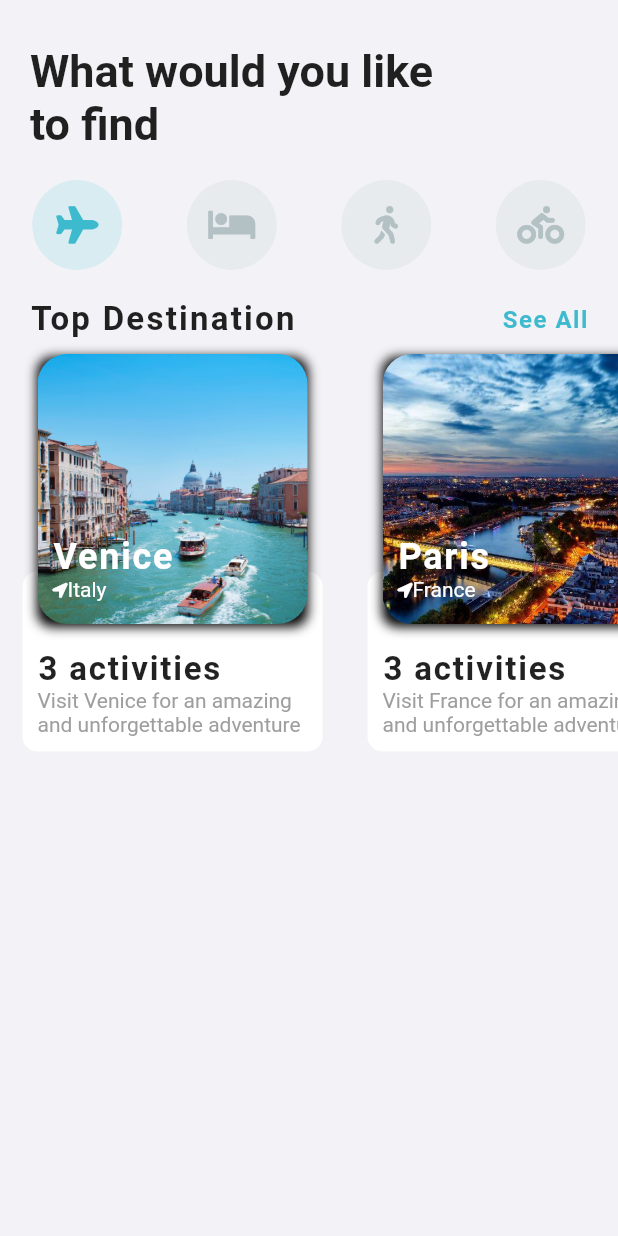
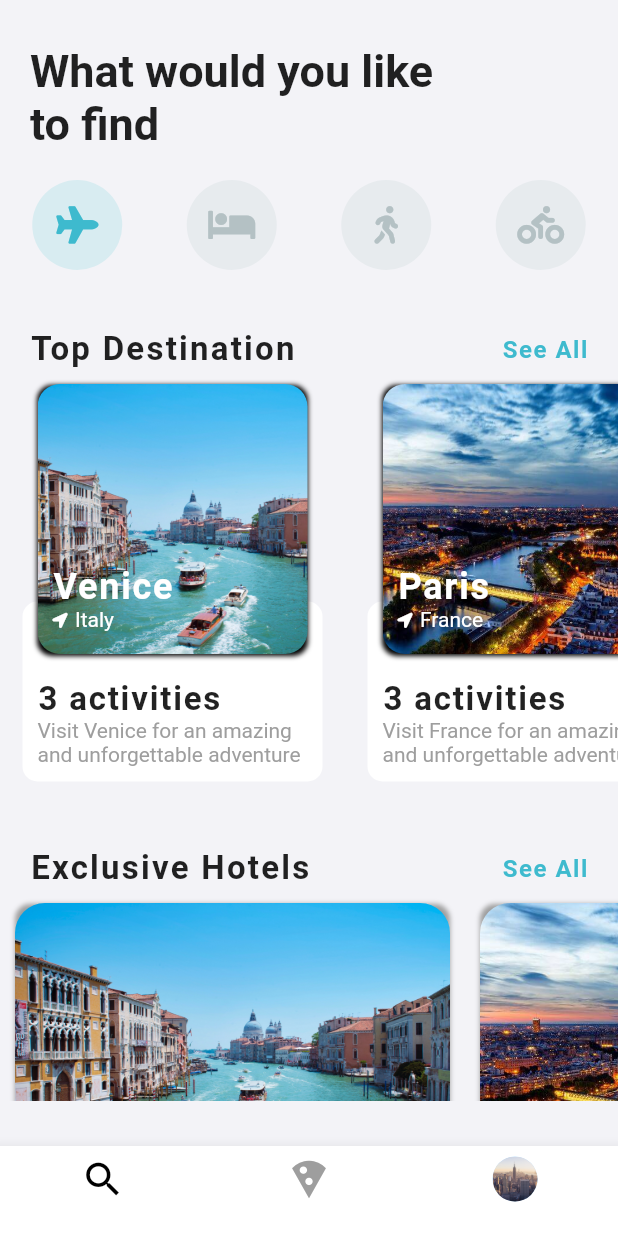
Before and after one commit to Calebfalz/Flutter-Travel-UI-Project, a Flutter app: the screen it shows after launch, on a phone screen of 412 x 824 dp. Run offline on Flutter 3.47's test engine with Material 2 defaults, Android fonts, the phone set to English and light mode, and no system bars; our stand-ins replace font_awesome_flutter.

Commit message:
Final Project Commit

```diff
--- /dev/null
+++ b/travel_ui/lib/models/hotel.dart
@@ -0,0 +1,14 @@
+class Hotels {
+  String name;
+  int price;
+
+  Hotels({this.name, this.price});
+}
+
+List<Hotels> hotels = [
+  Hotels(name: "Hotel 1", price: 200),
+  Hotels(name: "Hotel 2", price: 100),
+  Hotels(name: "Hotel 3", price: 500),
+  Hotels(name: "Hotel 4", price: 1200),
+  Hotels(name: "Hotel 5", price: 4400),
+];
--- a/travel_ui/lib/screens/home_screen.dart
+++ b/travel_ui/lib/screens/home_screen.dart
@@ -1,6 +1,7 @@
 import 'package:flutter/material.dart';
 import 'package:font_awesome_flutter/font_awesome_flutter.dart';
 import 'package:travel_ui/widgets/destination_carousel.dart';
+import 'package:travel_ui/widgets/hotel_carousel.dart';
 
 class HomeScreen extends StatefulWidget {
   const HomeScreen({Key key}) : super(key: key);
@@ -11,6 +12,7 @@ class HomeScreen extends StatefulWidget {
 
 class _HomeScreenState extends State<HomeScreen> {
   int _selectedIndex = 0;
+  int _currentTab = 0;
   List<IconData> icons = [
     FontAwesomeIcons.plane,
     FontAwesomeIcons.bed,
@@ -76,13 +78,51 @@ class _HomeScreenState extends State<HomeScreen> {
                     .toList(),
               ),
               SizedBox(
+                height: 40,
+              ),
+              DestinationCarousel(),
+              SizedBox(
                 height: 20.0,
               ),
-              DestinationCarousel(),
+              HotelCarousel()
             ],
           ),
         ),
       ),
+      bottomNavigationBar: BottomNavigationBar(
+        selectedItemColor: Colors.black,
+        unselectedItemColor: Colors.grey.shade500,
+        backgroundColor: Colors.white,
+        onTap: (value) {
+          setState(() {
+            _currentTab = value;
+          });
+        },
+        currentIndex: _currentTab,
+        items: [
+          BottomNavigationBarItem(
+            title: SizedBox.shrink(),
+            icon: Icon(
+              Icons.search,
+              size: 30,
+            ),
+          ),
+          BottomNavigationBarItem(
+            title: SizedBox.shrink(),
+            icon: Icon(
+              Icons.local_pizza,
+              size: 30,
+            ),
+          ),
+          BottomNavigationBarItem(
+            title: SizedBox.shrink(),
+            icon: CircleAvatar(
+              radius: 15.0,
+              backgroundImage: AssetImage('assets/images/newyork.jpg'),
+            ),
+          ),
+        ],
+      ),
     );
   }
 }
--- a/travel_ui/lib/widgets/destination_carousel.dart
+++ b/travel_ui/lib/widgets/destination_carousel.dart
@@ -1,6 +1,7 @@
 import 'package:flutter/material.dart';
 import 'package:travel_ui/models/destination_model.dart';
 import 'package:font_awesome_flutter/font_awesome_flutter.dart';
+import 'package:travel_ui/screens/destination_screen.dart';
 
 class DestinationCarousel extends StatelessWidget {
   const DestinationCarousel({Key key}) : super(key: key);
@@ -46,7 +47,15 @@ class DestinationCarousel extends StatelessWidget {
             itemCount: destination.length,
             itemBuilder: (BuildContext context, int index) {
               Destination destinations = destination[index];
-              return Container(
+              return GestureDetector(
+                onTap: () {
+                  Navigator.push(
+                      context,
+                      MaterialPageRoute(
+                          builder: (_) =>
+                              DestinationScreen(destination: destinations)));
+                },
+                child: Container(
                   margin: EdgeInsets.all(10.0),
                   width: 210.0,
                   child: Stack(
@@ -89,14 +98,14 @@ class DestinationCarousel extends StatelessWidget {
                             boxShadow: [
                               BoxShadow(
                                 color: Colors.black,
-                              offset: Offset(0.0, 2.0),
-                              blurRadius: 6.0,
+                                offset: Offset(0.0, 1.0),
+                                blurRadius: 2.0,
                               )
                             ]),
                         child: Stack(
                           children: [
                             ClipRRect(
-                            borderRadius: BorderRadius.circular(20.0),
+                              borderRadius: BorderRadius.circular(15.0),
                               child: Image(
                                 fit: BoxFit.cover,
                                 image: AssetImage(destinations.imageUrl),
@@ -126,6 +135,9 @@ class DestinationCarousel extends StatelessWidget {
                                           color: Colors.white,
                                           size: 10.0,
                                         ),
+                                        SizedBox(
+                                          width: 5,
+                                        ),
                                         Text(
                                           destinations.country,
                                           style: TextStyle(
@@ -141,10 +153,11 @@ class DestinationCarousel extends StatelessWidget {
                       )
                     ],
                   ),
+                ),
               );
             },
           ),
-        )
+        ),
       ],
     );
   }
--- /dev/null
+++ b/travel_ui/lib/widgets/hotel_carousel.dart
@@ -0,0 +1,119 @@
+import 'package:flutter/material.dart';
+import 'package:travel_ui/models/destination_model.dart';
+import 'package:travel_ui/models/hotel.dart';
+
+class HotelCarousel extends StatelessWidget {
+  const HotelCarousel({Key key}) : super(key: key);
+
+  @override
+  Widget build(BuildContext context) {
+    return Column(
+      children: [
+        Padding(
+          padding: const EdgeInsets.symmetric(horizontal: 20.0),
+          child: Row(
+            mainAxisAlignment: MainAxisAlignment.spaceBetween,
+            children: [
+              Text(
+                "Exclusive Hotels",
+                style: TextStyle(
+                  fontSize: 22.0,
+                  fontWeight: FontWeight.bold,
+                  letterSpacing: 1.5,
+                ),
+              ),
+              GestureDetector(
+                onTap: () {
+                  print('see all');
+                },
+                child: Text(
+                  "See All",
+                  style: TextStyle(
+                    color: Theme.of(context).primaryColor,
+                    fontSize: 16.0,
+                    fontWeight: FontWeight.w600,
+                    letterSpacing: 1.0,
+                  ),
+                ),
+              ),
+            ],
+          ),
+        ),
+        Container(
+          height: 300.0,
+          child: ListView.builder(
+            scrollDirection: Axis.horizontal,
+            itemCount: hotels.length,
+            itemBuilder: (BuildContext context, int index) {
+              Destination destinations = destination[index];
+              Hotels hotel = hotels[index];
+              return Container(
+                margin: EdgeInsets.all(10.0),
+                width: 290.0,
+                child: Stack(
+                  alignment: Alignment.topCenter,
+                  children: [
+                    Positioned(
+                      bottom: 15.0,
+                      child: Container(
+                        height: 120.0,
+                        width: 290.0,
+                        decoration: BoxDecoration(
+                          color: Colors.white,
+                          borderRadius: BorderRadius.circular(10.0),
+                        ),
+                        child: Padding(
+                          padding: const EdgeInsets.all(10.0),
+                          child: Column(
+                              mainAxisAlignment: MainAxisAlignment.end,
+                              children: [
+                                Text(
+                                  "${hotel.name}",
+                                  style: TextStyle(
+                                    fontSize: 22.0,
+                                    fontWeight: FontWeight.w600,
+                                    letterSpacing: 1.2,
+                                  ),
+                                ),
+                                Text(
+                                  "${hotel.price}",
+                                  style: TextStyle(color: Colors.grey),
+                                ),
+                              ]),
+                        ),
+                      ),
+                    ),
+                    Container(
+                      decoration: BoxDecoration(
+                          borderRadius: BorderRadius.circular(10.0),
+                          boxShadow: [
+                            BoxShadow(
+                              color: Colors.grey,
+                              offset: Offset(0.0, 1.0),
+                              blurRadius: 2.0,
+                            )
+                          ]),
+                      child: Stack(
+                        children: [
+                          ClipRRect(
+                            borderRadius: BorderRadius.circular(20.0),
+                            child: Image(
+                              fit: BoxFit.cover,
+                              image: AssetImage(destinations.imageUrl),
+                              height: 180.0,
+                              width: 290.0,
+                            ),
+                          ),
+                        ],
+                      ),
+                    )
+                  ],
+                ),
+              );
+            },
+          ),
+        )
+      ],
+    );
+  }
+}
```
Also changed, not shown: travel_ui/lib/screens/destination_screen.dart (added, +207 -0 lines). Lines whose indentation alone changed are shown as unchanged.
